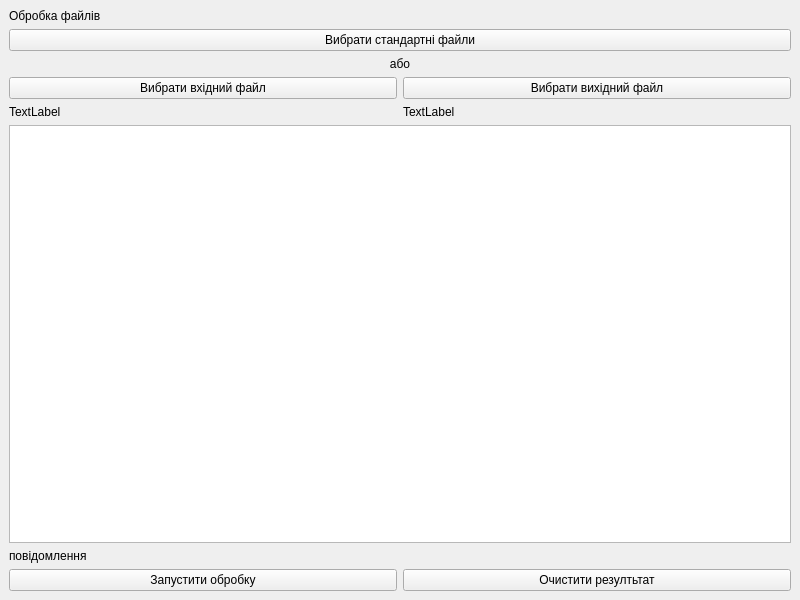
Before: the Qt Designer form lab7/ui/task1_ui.ui in Ihor-Mykytiuk/university-projects, drawn with Qt 5.
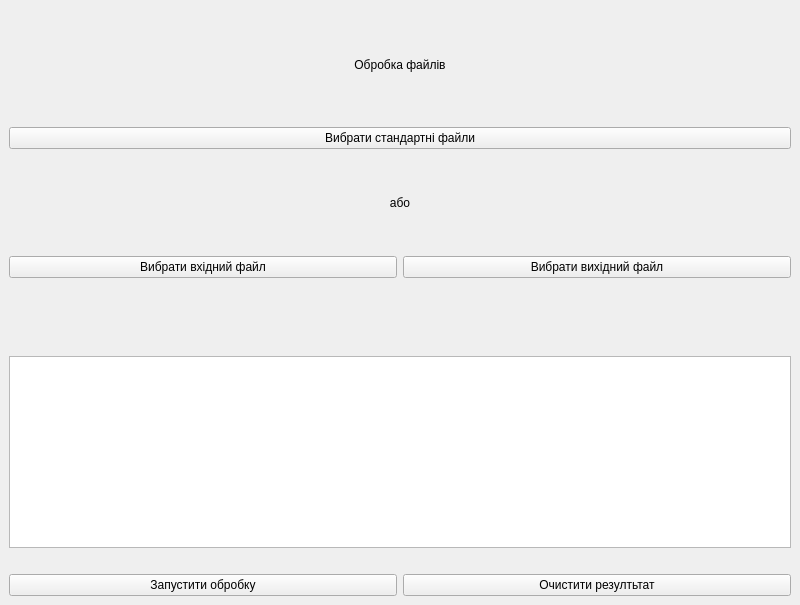
After: the same form once the commit is applied.

The edit to the form file:
```diff
--- a/lab7/ui/task1_ui.ui
+++ b/lab7/ui/task1_ui.ui
@@ -7,19 +7,28 @@
     <x>0</x>
     <y>0</y>
     <width>800</width>
-    <height>600</height>
+    <height>605</height>
    </rect>
   </property>
   <property name="windowTitle">
    <string>MainWindow</string>
   </property>
   <widget class="QWidget" name="centralwidget">
-   <layout class="QVBoxLayout" name="verticalLayout_3">
+   <layout class="QVBoxLayout" name="verticalLayout_3" stretch="1,2,0,0,0">
+    <property name="leftMargin">
+     <number>9</number>
+    </property>
+    <property name="topMargin">
+     <number>9</number>
+    </property>
     <item>
      <widget class="QLabel" name="label">
       <property name="text">
        <string>Обробка файлів</string>
       </property>
+      <property name="alignment">
+       <set>Qt::AlignmentFlag::AlignCenter</set>
+      </property>
      </widget>
     </item>
     <item>
@@ -66,14 +75,14 @@
           <item>
            <widget class="QLabel" name="labelInputFile">
             <property name="text">
-             <string>TextLabel</string>
+             <string/>
             </property>
            </widget>
           </item>
           <item>
            <widget class="QLabel" name="labelOutputFile">
             <property name="text">
-             <string>TextLabel</string>
+             <string/>
             </property>
            </widget>
           </item>
@@ -89,7 +98,7 @@
     <item>
      <widget class="QLabel" name="labelMessages">
       <property name="text">
-       <string>повідомлення</string>
+       <string/>
       </property>
      </widget>
     </item>
```
Left out of the diff: 20 changed lines with no effect on the pictures.
